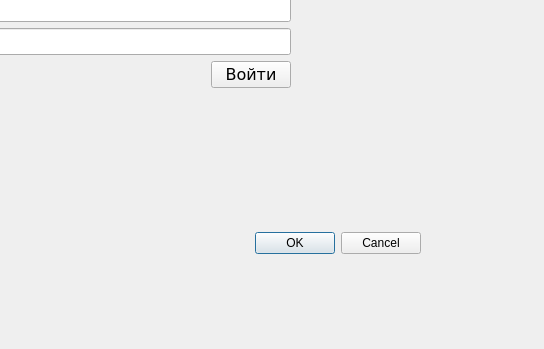
This is ui/sign_in.ui in Ane1y/deanery_db as Qt 5 draws it before an edit; both pictures show x 430 to 974 and y 463 to 812 of the 974 by 812 pixel window. The edited form follows.
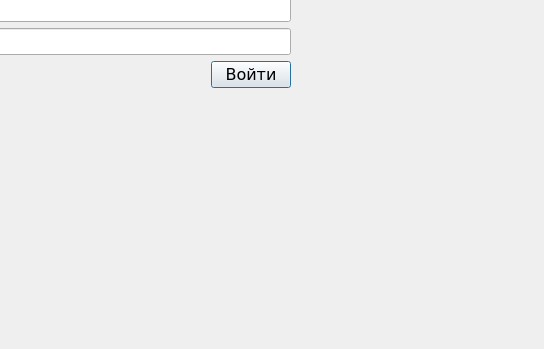
This is the edited form.

Diff of the .ui file:
```diff
--- a/ui/sign_in.ui
+++ b/ui/sign_in.ui
@@ -13,22 +13,6 @@
   <property name="windowTitle">
    <string>Dialog</string>
   </property>
-  <widget class="QDialogButtonBox" name="buttonBox">
-   <property name="geometry">
-    <rect>
-     <x>510</x>
-     <y>690</y>
-     <width>341</width>
-     <height>32</height>
-    </rect>
-   </property>
-   <property name="orientation">
-    <enum>Qt::Horizontal</enum>
-   </property>
-   <property name="standardButtons">
-    <set>QDialogButtonBox::Cancel|QDialogButtonBox::Ok</set>
-   </property>
-  </widget>
   <widget class="QWidget" name="verticalLayoutWidget">
    <property name="geometry">
     <rect>
```
Left out of the diff: 35 changed lines with no effect on the pictures.
